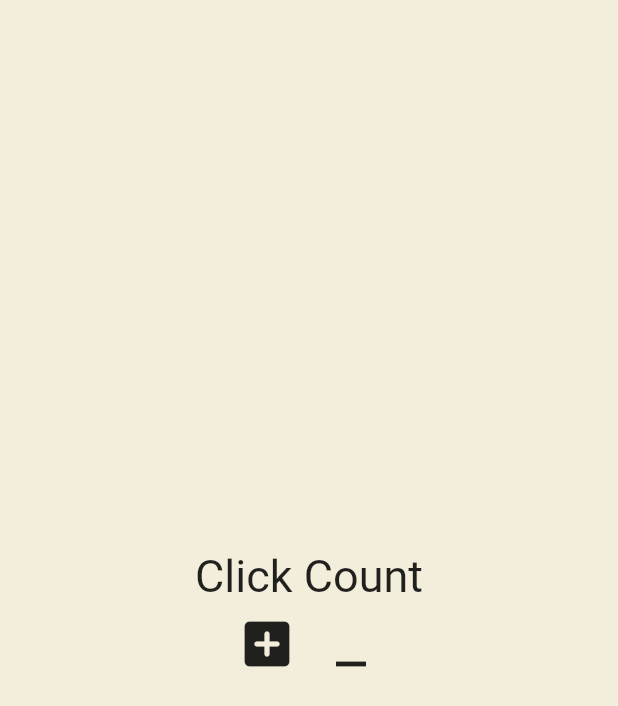
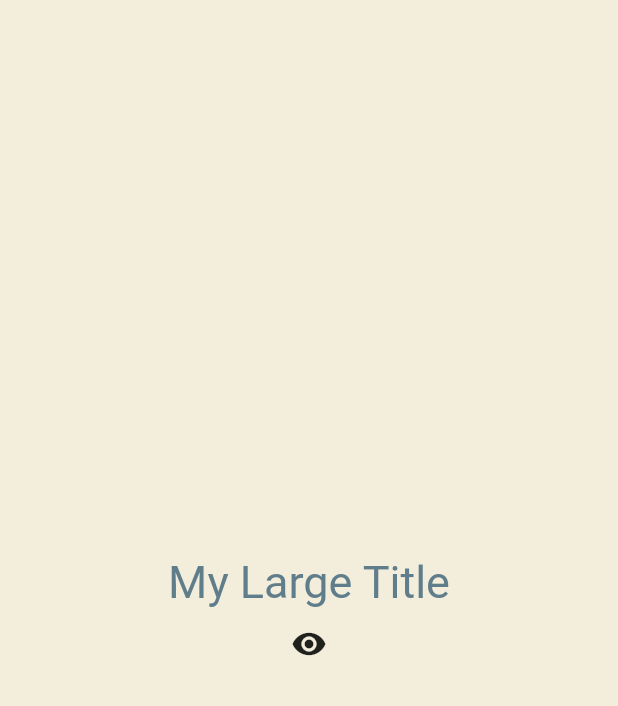
Before and after one commit to znehraks/flutter-study, a Flutter app: the screen it shows after launch, on a phone screen of 412 x 824 dp. Shown: the top 706 px of the screen. Run offline on Flutter 3.47's test engine with Material 2 defaults, Android fonts, the phone set to English and light mode, and no system bars.

```diff
--- a/lib/main.dart
+++ b/lib/main.dart
@@ -12,20 +12,24 @@ class App extends StatefulWidget {
 }
 
 class _AppState extends State<App> {
-  List<int> numbers = [];
-  void onAdd() {
+  bool showTitle = true;
+
+  void toggle() {
     setState(() {
-      numbers.add(numbers.length);
+      showTitle = !showTitle;
     });
-  }
-
-  void onSubtract() {
-    setState(() {});
   }
 
   @override
   Widget build(BuildContext context) {
     return MaterialApp(
+      theme: ThemeData(
+        textTheme: const TextTheme(
+          titleLarge: TextStyle(
+            color: Colors.blueGrey,
+          ),
+        ),
+      ),
       home: Scaffold(
         backgroundColor: const Color(0xFFF3eDDB),
         body: Center(
@@ -33,38 +37,12 @@ class _AppState extends State<App> {
             mainAxisAlignment: MainAxisAlignment.center,
             crossAxisAlignment: CrossAxisAlignment.center,
             children: [
-              const Text(
-                'Click Count',
-                style: TextStyle(
-                  fontSize: 30,
+              showTitle ? const MyLargeTitle() : const Text('Nothing'),
+              IconButton(
+                onPressed: toggle,
+                icon: const Icon(
+                  Icons.remove_red_eye,
                 ),
-              ),
-              for (var n in numbers)
-                Text(
-                  '$n',
-                  style: const TextStyle(
-                    fontSize: 30,
-                  ),
-                ),
-              Row(
-                mainAxisAlignment: MainAxisAlignment.center,
-                crossAxisAlignment: CrossAxisAlignment.center,
-                children: [
-                  IconButton(
-                    iconSize: 40,
-                    onPressed: onAdd,
-                    icon: const Icon(
-                      Icons.add_box_rounded,
-                    ),
-                  ),
-                  IconButton(
-                    iconSize: 40,
-                    onPressed: onSubtract,
-                    icon: const Icon(
-                      Icons.minimize_outlined,
-                    ),
-                  ),
-                ],
               )
             ],
           ),
@@ -73,3 +51,39 @@ class _AppState extends State<App> {
     );
   }
 }
+
+class MyLargeTitle extends StatefulWidget {
+  const MyLargeTitle({
+    super.key,
+  });
+
+  @override
+  State<MyLargeTitle> createState() => _MyLargeTitleState();
+}
+
+class _MyLargeTitleState extends State<MyLargeTitle> {
+  int count = 0;
+  @override
+  void initState() {
+    super.initState();
+    print('initState!!');
+  }
+
+  @override
+  void dispose() {
+    super.dispose();
+    print("dispose");
+  }
+
+  @override
+  Widget build(BuildContext context) {
+    print('build!!');
+    return Text(
+      'My Large Title',
+      style: TextStyle(
+        fontSize: 30,
+        color: Theme.of(context).textTheme.titleLarge?.color,
+      ),
+    );
+  }
+}
```
